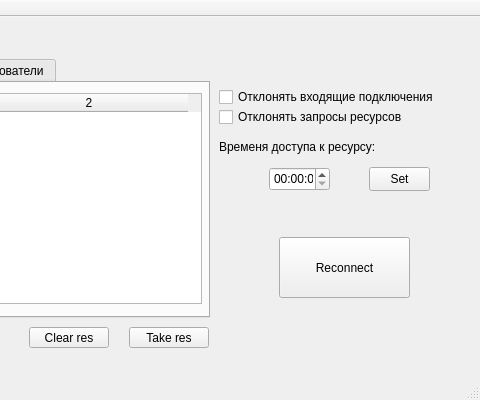
Old version of the form mainwindow.ui in the repository touch-my-tralala/test_client; both pictures show x 231 to 711 and y 0 to 400 of the 711 by 400 pixel window.
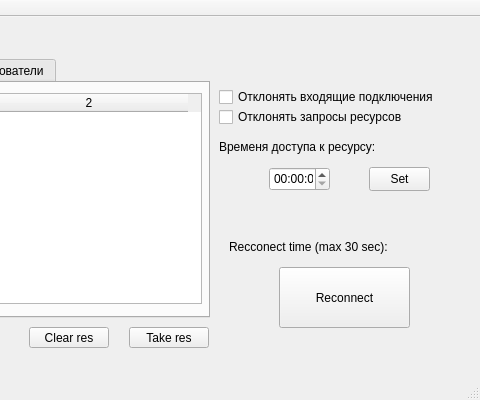
New version of the form.

Commit message: 1) add reconnection; 2) add buff overload check; 3) fix timer res and timer server; 4) debug

What changed in the file:
```diff
--- a/mainwindow.ui
+++ b/mainwindow.ui
@@ -44,13 +44,13 @@
     <property name="geometry">
      <rect>
       <x>450</x>
-      <y>70</y>
+      <y>90</y>
       <width>251</width>
       <height>20</height>
      </rect>
     </property>
     <property name="text">
-     <string>Отклонять входящие подключения</string>
+     <string>Отклонять запросы ресурсов</string>
     </property>
    </widget>
    <widget class="QPushButton" name="setTime_btn">
@@ -143,13 +143,13 @@
     <property name="geometry">
      <rect>
       <x>450</x>
-      <y>90</y>
+      <y>70</y>
       <width>251</width>
       <height>20</height>
      </rect>
     </property>
     <property name="text">
-     <string>Отклонять запросы ресурсов</string>
+     <string>Отклонять входящие подключения</string>
     </property>
    </widget>
    <widget class="QLabel" name="label">
@@ -205,7 +205,7 @@
     <property name="geometry">
      <rect>
       <x>510</x>
-      <y>220</y>
+      <y>250</y>
       <width>131</width>
       <height>61</height>
      </rect>
@@ -214,6 +214,19 @@
      <string>Reconnect</string>
     </property>
    </widget>
+   <widget class="QLabel" name="reconnect_label">
+    <property name="geometry">
+     <rect>
+      <x>460</x>
+      <y>220</y>
+      <width>241</width>
+      <height>20</height>
+     </rect>
+    </property>
+    <property name="text">
+     <string>Recconect time (max 30 sec):</string>
+    </property>
+   </widget>
   </widget>
   <widget class="QMenuBar" name="menuBar">
    <property name="geometry">
```
The commit also changes 2 other files.
